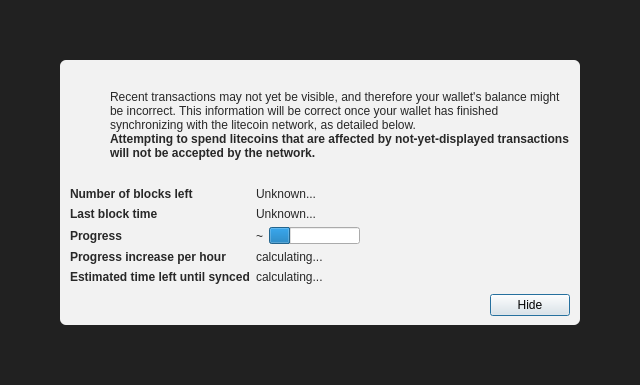
This is src/qt/forms/modaloverlay.ui in ScooterCoinWallet/wallet as Qt 5 draws it before an edit. The edited form follows.
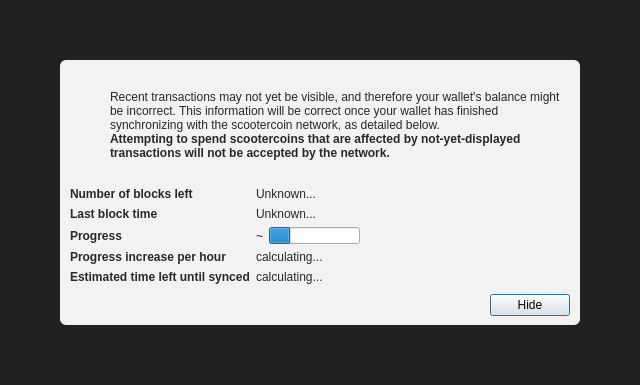
This is the edited form. Icons and pictures are not drawn. Custom widgets are drawn as their Qt base class.

Patch:
```diff
--- a/src/qt/forms/modaloverlay.ui
+++ b/src/qt/forms/modaloverlay.ui
@@ -130,7 +130,7 @@
              <item>
               <widget class="QLabel" name="infoText">
                <property name="text">
-                <string>Recent transactions may not yet be visible, and therefore your wallet's balance might be incorrect. This information will be correct once your wallet has finished synchronizing with the litecoin network, as detailed below.</string>
+                <string>Recent transactions may not yet be visible, and therefore your wallet's balance might be incorrect. This information will be correct once your wallet has finished synchronizing with the scootercoin network, as detailed below.</string>
                </property>
                <property name="textFormat">
                 <enum>Qt::RichText</enum>
@@ -149,7 +149,7 @@
                 </font>
                </property>
                <property name="text">
-                <string>Attempting to spend litecoins that are affected by not-yet-displayed transactions will not be accepted by the network.</string>
+                <string>Attempting to spend scootercoins that are affected by not-yet-displayed transactions will not be accepted by the network.</string>
                </property>
                <property name="textFormat">
                 <enum>Qt::RichText</enum>
```
